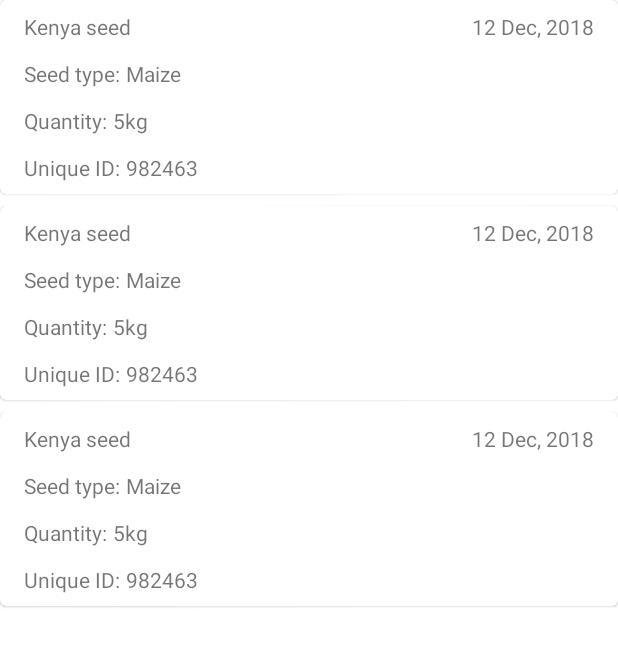
After one commit to doc2dev/KoinTestDemo, an Android app: the layout fragment_seeds_list.xml on its own in the app's theme, with its tools: preview values and no code run, on a phone screen of 412 x 824 dp. The commit adds this screen. Shown: the top 647 px of the screen. Run offline under Robolectric (Android 15) with nearby library versions, the phone set to English and light mode, and no system bars.

Commit message:
Implement seed list UIs

```diff
--- /dev/null
+++ b/app/src/main/res/layout/fragment_seeds_list.xml
@@ -0,0 +1,18 @@
+<?xml version="1.0" encoding="utf-8"?>
+<androidx.constraintlayout.widget.ConstraintLayout xmlns:android="http://schemas.android.com/apk/res/android"
+    xmlns:app="http://schemas.android.com/apk/res-auto"
+    xmlns:tools="http://schemas.android.com/tools"
+    android:layout_width="match_parent"
+    android:layout_height="match_parent"
+    android:orientation="vertical">
+
+    <androidx.recyclerview.widget.RecyclerView
+        android:id="@+id/seedEntryRecycler"
+        android:layout_width="match_parent"
+        android:layout_height="match_parent"
+        app:layout_constraintStart_toStartOf="parent"
+        app:layout_constraintTop_toTopOf="parent"
+        tools:itemCount="3"
+        tools:listitem="@layout/item_seed_entry" />
+
+</androidx.constraintlayout.widget.ConstraintLayout>
--- /dev/null
+++ b/app/src/main/res/layout/item_seed_entry.xml
@@ -0,0 +1,89 @@
+<?xml version="1.0" encoding="utf-8"?>
+<com.google.android.material.card.MaterialCardView xmlns:android="http://schemas.android.com/apk/res/android"
+    xmlns:app="http://schemas.android.com/apk/res-auto"
+    xmlns:tools="http://schemas.android.com/tools"
+    android:layout_width="match_parent"
+    android:layout_height="wrap_content"
+    android:layout_marginBottom="8dp">
+
+    <androidx.constraintlayout.widget.ConstraintLayout
+        android:layout_width="match_parent"
+        android:layout_height="wrap_content"
+        android:paddingStart="16dp"
+        android:paddingTop="8dp"
+        android:paddingEnd="16dp"
+        android:paddingBottom="8dp">
+
+        <TextView
+            android:id="@+id/seedBrandName"
+            android:layout_width="wrap_content"
+            android:layout_height="wrap_content"
+            android:maxWidth="300dp"
+            app:layout_constraintStart_toStartOf="parent"
+            app:layout_constraintTop_toTopOf="parent"
+            tools:text="Kenya seed" />
+
+        <TextView
+            android:id="@+id/seedSaleDate"
+            android:layout_width="wrap_content"
+            android:layout_height="wrap_content"
+            app:layout_constraintEnd_toEndOf="parent"
+            app:layout_constraintTop_toTopOf="parent"
+            tools:text="12 Dec, 2018" />
+
+        <TextView
+            android:id="@+id/seedTypeLabel"
+            android:layout_width="wrap_content"
+            android:layout_height="wrap_content"
+            android:layout_marginTop="12dp"
+            android:text="@string/seed_type"
+            app:layout_constraintStart_toStartOf="parent"
+            app:layout_constraintTop_toBottomOf="@id/seedBrandName" />
+
+        <TextView
+            android:id="@+id/seedType"
+            android:layout_width="wrap_content"
+            android:layout_height="wrap_content"
+            android:layout_marginStart="4dp"
+            app:layout_constraintStart_toEndOf="@id/seedTypeLabel"
+            app:layout_constraintTop_toTopOf="@id/seedTypeLabel"
+            tools:text="Maize" />
+
+        <TextView
+            android:id="@+id/seedQuantityLabel"
+            android:layout_width="wrap_content"
+            android:layout_height="wrap_content"
+            android:layout_marginTop="12dp"
+            android:text="@string/quantity"
+            app:layout_constraintStart_toStartOf="parent"
+            app:layout_constraintTop_toBottomOf="@id/seedTypeLabel" />
+
+        <TextView
+            android:id="@+id/seedQuantity"
+            android:layout_width="wrap_content"
+            android:layout_height="wrap_content"
+            android:layout_marginStart="4dp"
+            app:layout_constraintStart_toEndOf="@id/seedQuantityLabel"
+            app:layout_constraintTop_toTopOf="@id/seedQuantityLabel"
+            tools:text="5kg" />
+
+        <TextView
+            android:id="@+id/seedIdLabel"
+            android:layout_width="wrap_content"
+            android:layout_height="wrap_content"
+            android:layout_marginTop="12dp"
+            android:text="@string/unique_id"
+            app:layout_constraintStart_toStartOf="parent"
+            app:layout_constraintTop_toBottomOf="@id/seedQuantityLabel" />
+
+        <TextView
+            android:layout_width="wrap_content"
+            android:layout_height="wrap_content"
+            android:layout_marginStart="4dp"
+            app:layout_constraintStart_toEndOf="@id/seedIdLabel"
+            app:layout_constraintTop_toTopOf="@id/seedIdLabel"
+            tools:text="982463" />
+
+    </androidx.constraintlayout.widget.ConstraintLayout>
+
+</com.google.android.material.card.MaterialCardView>
--- a/app/src/main/res/values/strings.xml
+++ b/app/src/main/res/values/strings.xml
@@ -1,3 +1,6 @@
 <resources>
     <string name="app_name">SeedR</string>
+    <string name="seed_type">Seed type:</string>
+    <string name="quantity">Quantity:</string>
+    <string name="unique_id">Unique ID:</string>
 </resources>
--- a/app/src/main/res/values/styles.xml
+++ b/app/src/main/res/values/styles.xml
@@ -1,11 +1,12 @@
 <resources>
 
     <!-- Base application theme. -->
-    <style name="AppTheme" parent="Theme.AppCompat.Light.DarkActionBar">
+    <style name="AppTheme" parent="Theme.MaterialComponents.Light.DarkActionBar">
         <!-- Customize your theme here. -->
         <item name="colorPrimary">@color/colorPrimary</item>
         <item name="colorPrimaryDark">@color/colorPrimaryDark</item>
         <item name="colorAccent">@color/colorAccent</item>
+        <item name="colorSecondary">@color/colorAccent</item>
     </style>
 
 </resources>
```
